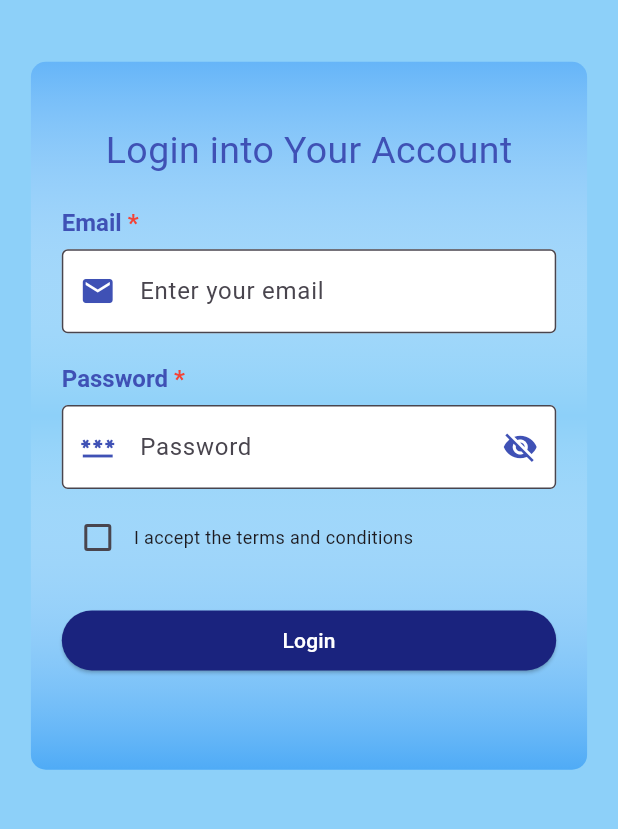
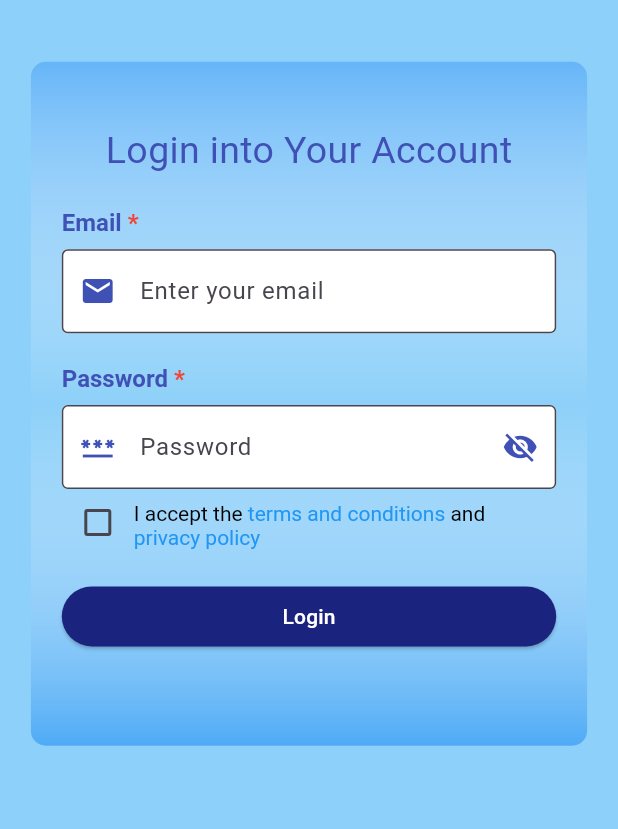
Before and after one commit to difmo/FMISCUP-BADH-PRAHARI-iOS, a Flutter app: the screen it shows after launch, after a tap on "Continue", on a phone screen of 412 x 824 dp, the part 90-919 px from its top. Run offline on Flutter 3.47's test engine with Material 3 defaults, Android fonts, the phone set to English and light mode, and no system bars; our stand-ins replace connectivity_plus, fluttertoast, google_fonts, permission_handler, shared_preferences, sqflite; accounts and stored records are empty.

Commit message:
first commit

```diff
--- a/lib/dashboardscreen.dart
+++ b/lib/dashboardscreen.dart
@@ -6,8 +6,6 @@ import 'package:google_fonts/google_fonts.dart';
 import 'entity/station_data.dart';
 import 'loginscreen.dart';
 import 'package:http/http.dart' as http;
-import 'package:timezone/timezone.dart' as tz;
-import 'main.dart';
 
 void main() {
   runApp(
@@ -195,6 +193,7 @@ class _DashboardScreenState extends State<DashboardScreen> {
         ),
       ),
       body: SafeArea(
+        child: SingleChildScrollView(
           child: Column(
             children: [
               // Blue Box with Hindi text
@@ -279,7 +278,8 @@ class _DashboardScreenState extends State<DashboardScreen> {
                       ),
                       itemBuilder: (context, index) {
                         final minister = ministers[index];
-                      final isWideImage = minister['name'] == 'Yogi Adityanath';
+                        final isWideImage =
+                            minister['name'] == 'Yogi Adityanath';
                         return MinisterCard(
                           name: minister['name']!,
                           position: minister['position']!,
@@ -322,6 +322,7 @@ class _DashboardScreenState extends State<DashboardScreen> {
                 ),
               ),
             ],
+          ),
         ),
       ),
     );
--- a/lib/loginscreen.dart
+++ b/lib/loginscreen.dart
@@ -2,12 +2,14 @@ import 'dart:async';
 import 'dart:convert';
 import 'dart:math';
 import 'dart:io';
+import 'package:flutter/gestures.dart';
 import 'package:flutter/material.dart';
 import 'package:fmiscupapp2/globalclass.dart';
 import 'package:fmiscupapp2/seconddashboardscreen.dart';
 import 'package:connectivity_plus/connectivity_plus.dart';
 import 'package:shared_preferences/shared_preferences.dart';
 import 'package:http/http.dart' as http;
+import 'package:url_launcher/url_launcher.dart';
 
 class LoginScreen extends StatefulWidget {
   const LoginScreen({super.key});
@@ -144,6 +146,13 @@ class _LoginScreenState extends State<LoginScreen> {
               'Data successfully posted to the server after reconnecting!';
         });
       }
+    }
+  }
+
+  Future<void> _launchTermsUrl() async {
+    final Uri url = Uri.parse('https://twisworld.in/privacy_en.html');
+    if (!await launchUrl(url, mode: LaunchMode.externalApplication)) {
+      throw 'Could not launch $url';
     }
   }
 
@@ -473,29 +482,57 @@ class _LoginScreenState extends State<LoginScreen> {
                           crossAxisAlignment: CrossAxisAlignment.start,
                           children: [
                             Row(
+                              crossAxisAlignment: CrossAxisAlignment.start,
                               children: [
-                                Checkbox(
+                                Container(
+                                  height: 28,
+                                  child: Checkbox(
                                     value: _termsAccepted,
                                     onChanged: (bool? value) {
                                       setState(() {
                                         _termsAccepted = value!;
-                                      _termsError =
-                                          null; // clear error on change
+                                        _termsError = null;
                                       });
                                     },
                                   ),
+                                ),
                                 Expanded(
-                                  child: InkWell(
+                                  child: GestureDetector(
                                     onTap: () {
                                       setState(() {
                                         _termsAccepted = !_termsAccepted;
-                                        _termsError =
-                                            null; // clear error on tap
+                                        _termsError = null;
                                       });
                                     },
-                                    child: const Text(
-                                      "I accept the terms and conditions",
-                                      style: TextStyle(fontSize: 12),
+                                    child: RichText(
+                                      text: TextSpan(
+                                        style: const TextStyle(
+                                          fontSize: 14,
+                                          color: Colors.black,
+                                        ),
+                                        children: [
+                                          const TextSpan(text: 'I accept the '),
+                                          TextSpan(
+                                            text: 'terms and conditions',
+                                            style: const TextStyle(
+                                              color: Colors.blue,
+                                            ),
+                                            recognizer:
+                                                TapGestureRecognizer()
+                                                  ..onTap = _launchTermsUrl,
+                                          ),
+                                          const TextSpan(text: ' and '),
+                                          TextSpan(
+                                            text: 'privacy policy',
+                                            style: const TextStyle(
+                                              color: Colors.blue,
+                                            ),
+                                            recognizer:
+                                                TapGestureRecognizer()
+                                                  ..onTap = _launchTermsUrl,
+                                          ),
+                                        ],
+                                      ),
                                     ),
                                   ),
                                 ),
--- a/lib/splashscreen.dart
+++ b/lib/splashscreen.dart
@@ -116,6 +116,7 @@ class _SplashScreenState extends State<SplashScreen> {
               const SizedBox(height: 10),
               const Text(
                 'Flood Management Information System Centre',
+                textAlign: TextAlign.center,
                 style: TextStyle(
                   fontSize: 16,
                   fontWeight: FontWeight.bold,
--- a/pubspec.yaml
+++ b/pubspec.yaml
@@ -35,6 +35,7 @@ dependencies:
   # Use with the CupertinoIcons class for iOS style icons.
   cupertino_icons: ^1.0.8
   fluttertoast: ^8.2.12
+  url_launcher: ^6.3.2
 
 dev_dependencies:
   flutter_test:
```
Also changed, not shown: pubspec.lock, 45 other files. Lines whose indentation alone changed are shown as unchanged.
